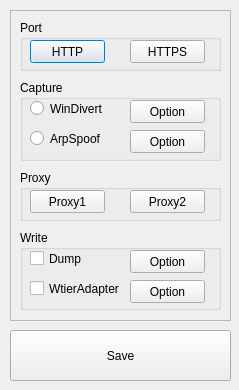
This is app/httpsniff/dialog.ui in gilgil1973/snoop90 as Qt 5 draws it before an edit. The edited form follows.
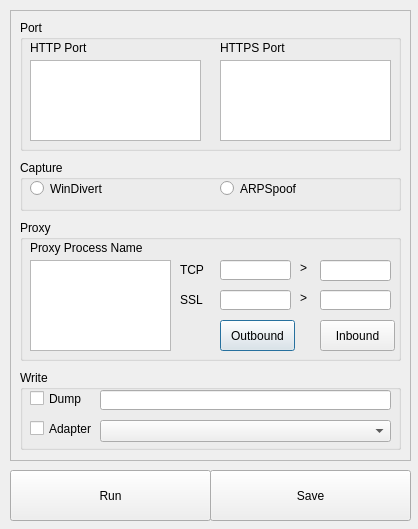
This is the edited form.

```diff
--- a/app/httpsniff/dialog.ui
+++ b/app/httpsniff/dialog.ui
@@ -6,8 +6,8 @@
    <rect>
     <x>0</x>
     <y>0</y>
-    <width>239</width>
-    <height>390</height>
+    <width>418</width>
+    <height>529</height>
    </rect>
   </property>
   <property name="windowTitle">
@@ -18,8 +18,8 @@
     <rect>
      <x>10</x>
      <y>10</y>
-     <width>221</width>
-     <height>311</height>
+     <width>401</width>
+     <height>451</height>
     </rect>
    </property>
    <property name="frameShape">
@@ -33,37 +33,57 @@
      <rect>
       <x>10</x>
       <y>10</y>
-      <width>201</width>
-      <height>51</height>
+      <width>381</width>
+      <height>131</height>
      </rect>
     </property>
     <property name="title">
      <string>Port</string>
     </property>
-    <widget class="QPushButton" name="pushButton">
+    <widget class="QLabel" name="label">
      <property name="geometry">
       <rect>
        <x>10</x>
        <y>20</y>
-       <width>75</width>
-       <height>23</height>
+       <width>111</width>
+       <height>16</height>
       </rect>
      </property>
      <property name="text">
-      <string>HTTP</string>
+      <string>HTTP Port</string>
      </property>
     </widget>
-    <widget class="QPushButton" name="pushButton_2">
+    <widget class="QPlainTextEdit" name="pteHttpPortList">
      <property name="geometry">
       <rect>
-       <x>110</x>
+       <x>10</x>
+       <y>40</y>
+       <width>171</width>
+       <height>81</height>
+      </rect>
+     </property>
+    </widget>
+    <widget class="QPlainTextEdit" name="pteHttpsPortList">
+     <property name="geometry">
+      <rect>
+       <x>200</x>
+       <y>40</y>
+       <width>171</width>
+       <height>81</height>
+      </rect>
+     </property>
+    </widget>
+    <widget class="QLabel" name="label_2">
+     <property name="geometry">
+      <rect>
+       <x>200</x>
        <y>20</y>
-       <width>75</width>
-       <height>23</height>
+       <width>111</width>
+       <height>16</height>
       </rect>
      </property>
      <property name="text">
-      <string>HTTPS</string>
+      <string>HTTPS Port</string>
      </property>
     </widget>
    </widget>
@@ -71,9 +91,9 @@
     <property name="geometry">
      <rect>
       <x>10</x>
-      <y>70</y>
-      <width>201</width>
-      <height>81</height>
+      <y>150</y>
+      <width>381</width>
+      <height>51</height>
      </rect>
     </property>
     <property name="title">
@@ -95,40 +115,14 @@
     <widget class="QRadioButton" name="radioButton_2">
      <property name="geometry">
       <rect>
-       <x>10</x>
-       <y>50</y>
+       <x>200</x>
+       <y>20</y>
        <width>91</width>
        <height>17</height>
       </rect>
      </property>
      <property name="text">
-      <string>ArpSpoof</string>
-     </property>
-    </widget>
-    <widget class="QPushButton" name="pushButton_3">
-     <property name="geometry">
-      <rect>
-       <x>110</x>
-       <y>20</y>
-       <width>75</width>
-       <height>23</height>
-      </rect>
-     </property>
-     <property name="text">
-      <string>Option</string>
-     </property>
-    </widget>
-    <widget class="QPushButton" name="pushButton_4">
-     <property name="geometry">
-      <rect>
-       <x>110</x>
-       <y>50</y>
-       <width>75</width>
-       <height>23</height>
-      </rect>
-     </property>
-     <property name="text">
-      <string>Option</string>
+      <string>ARPSpoof</string>
      </property>
     </widget>
    </widget>
@@ -136,38 +130,153 @@
     <property name="geometry">
      <rect>
       <x>10</x>
-      <y>160</y>
-      <width>201</width>
-      <height>51</height>
+      <y>210</y>
+      <width>381</width>
+      <height>141</height>
      </rect>
     </property>
     <property name="title">
      <string>Proxy</string>
     </property>
-    <widget class="QPushButton" name="pushButton_5">
+    <widget class="QLabel" name="label_3">
      <property name="geometry">
       <rect>
+       <x>160</x>
+       <y>40</y>
+       <width>31</width>
+       <height>20</height>
+      </rect>
+     </property>
+     <property name="text">
+      <string>TCP</string>
+     </property>
+    </widget>
+    <widget class="QLineEdit" name="leTcpInPort">
+     <property name="geometry">
+      <rect>
+       <x>200</x>
+       <y>40</y>
+       <width>71</width>
+       <height>20</height>
+      </rect>
+     </property>
+    </widget>
+    <widget class="QLineEdit" name="leTcpOutPort">
+     <property name="geometry">
+      <rect>
+       <x>300</x>
+       <y>40</y>
+       <width>71</width>
+       <height>21</height>
+      </rect>
+     </property>
+    </widget>
+    <widget class="QLineEdit" name="leSslOutPort">
+     <property name="geometry">
+      <rect>
+       <x>300</x>
+       <y>70</y>
+       <width>71</width>
+       <height>20</height>
+      </rect>
+     </property>
+    </widget>
+    <widget class="QLabel" name="SSLabel_6">
+     <property name="geometry">
+      <rect>
+       <x>160</x>
+       <y>70</y>
+       <width>31</width>
+       <height>20</height>
+      </rect>
+     </property>
+     <property name="text">
+      <string>SSL</string>
+     </property>
+    </widget>
+    <widget class="QLineEdit" name="leSslInPort">
+     <property name="geometry">
+      <rect>
+       <x>200</x>
+       <y>70</y>
+       <width>71</width>
+       <height>20</height>
+      </rect>
+     </property>
+    </widget>
+    <widget class="QLabel" name="label_6">
+     <property name="geometry">
+      <rect>
        <x>10</x>
        <y>20</y>
+       <width>131</width>
+       <height>16</height>
+      </rect>
+     </property>
+     <property name="text">
+      <string>Proxy Process Name</string>
+     </property>
+    </widget>
+    <widget class="QPlainTextEdit" name="pteProxyProcessNameList">
+     <property name="geometry">
+      <rect>
+       <x>10</x>
+       <y>40</y>
+       <width>141</width>
+       <height>91</height>
+      </rect>
+     </property>
+    </widget>
+    <widget class="QPushButton" name="pbOutboundDataChange">
+     <property name="geometry">
+      <rect>
+       <x>200</x>
+       <y>100</y>
        <width>75</width>
-       <height>23</height>
+       <height>31</height>
       </rect>
      </property>
      <property name="text">
-      <string>Proxy1</string>
+      <string>Outbound</string>
      </property>
     </widget>
-    <widget class="QPushButton" name="pushButton_6">
+    <widget class="QLabel" name="label_4">
      <property name="geometry">
       <rect>
-       <x>110</x>
-       <y>20</y>
+       <x>280</x>
+       <y>40</y>
+       <width>16</width>
+       <height>16</height>
+      </rect>
+     </property>
+     <property name="text">
+      <string>&gt;</string>
+     </property>
+    </widget>
+    <widget class="QLabel" name="label_5">
+     <property name="geometry">
+      <rect>
+       <x>280</x>
+       <y>70</y>
+       <width>16</width>
+       <height>16</height>
+      </rect>
+     </property>
+     <property name="text">
+      <string>&gt;</string>
+     </property>
+    </widget>
+    <widget class="QPushButton" name="pbInboundDataChange">
+     <property name="geometry">
+      <rect>
+       <x>300</x>
+       <y>100</y>
        <width>75</width>
-       <height>23</height>
+       <height>31</height>
       </rect>
      </property>
      <property name="text">
-      <string>Proxy2</string>
+      <string>Inbound</string>
      </property>
     </widget>
    </widget>
@@ -175,8 +284,8 @@
     <property name="geometry">
      <rect>
       <x>10</x>
-      <y>220</y>
-      <width>201</width>
+      <y>360</y>
+      <width>381</width>
       <height>80</height>
      </rect>
     </property>
@@ -188,7 +297,7 @@
       <rect>
        <x>10</x>
        <y>20</y>
-       <width>91</width>
+       <width>71</width>
        <height>17</height>
       </rect>
      </property>
@@ -196,53 +305,60 @@
       <string>Dump</string>
      </property>
     </widget>
-    <widget class="QPushButton" name="pushButton_7">
-     <property name="geometry">
-      <rect>
-       <x>110</x>
-       <y>20</y>
-       <width>75</width>
-       <height>23</height>
-      </rect>
-     </property>
-     <property name="text">
-      <string>Option</string>
-     </property>
-    </widget>
-    <widget class="QCheckBox" name="checkBox_2">
+    <widget class="QCheckBox" name="chkWriteAdapter">
      <property name="geometry">
       <rect>
        <x>10</x>
        <y>50</y>
-       <width>91</width>
+       <width>71</width>
        <height>17</height>
       </rect>
      </property>
      <property name="text">
-      <string>WtierAdapter</string>
+      <string>Adapter</string>
      </property>
     </widget>
-    <widget class="QPushButton" name="pushButton_8">
+    <widget class="QLineEdit" name="leDumpFilePath">
      <property name="geometry">
       <rect>
-       <x>110</x>
+       <x>80</x>
+       <y>20</y>
+       <width>291</width>
+       <height>20</height>
+      </rect>
+     </property>
+    </widget>
+    <widget class="QComboBox" name="cbxAdapterIndex">
+     <property name="geometry">
+      <rect>
+       <x>80</x>
        <y>50</y>
-       <width>75</width>
-       <height>23</height>
+       <width>291</width>
+       <height>22</height>
       </rect>
      </property>
-     <property name="text">
-      <string>Option</string>
-     </property>
     </widget>
    </widget>
   </widget>
+  <widget class="QPushButton" name="pbRun">
+   <property name="geometry">
+    <rect>
+     <x>10</x>
+     <y>470</y>
+     <width>201</width>
+     <height>51</height>
+    </rect>
+   </property>
+   <property name="text">
+    <string>Run</string>
+   </property>
+  </widget>
   <widget class="QPushButton" name="pbSave">
    <property name="geometry">
     <rect>
-     <x>10</x>
-     <y>330</y>
-     <width>221</width>
+     <x>210</x>
+     <y>470</y>
+     <width>201</width>
      <height>51</height>
     </rect>
    </property>
```
Left out of the diff: 24 changed lines with no effect on the pictures.
